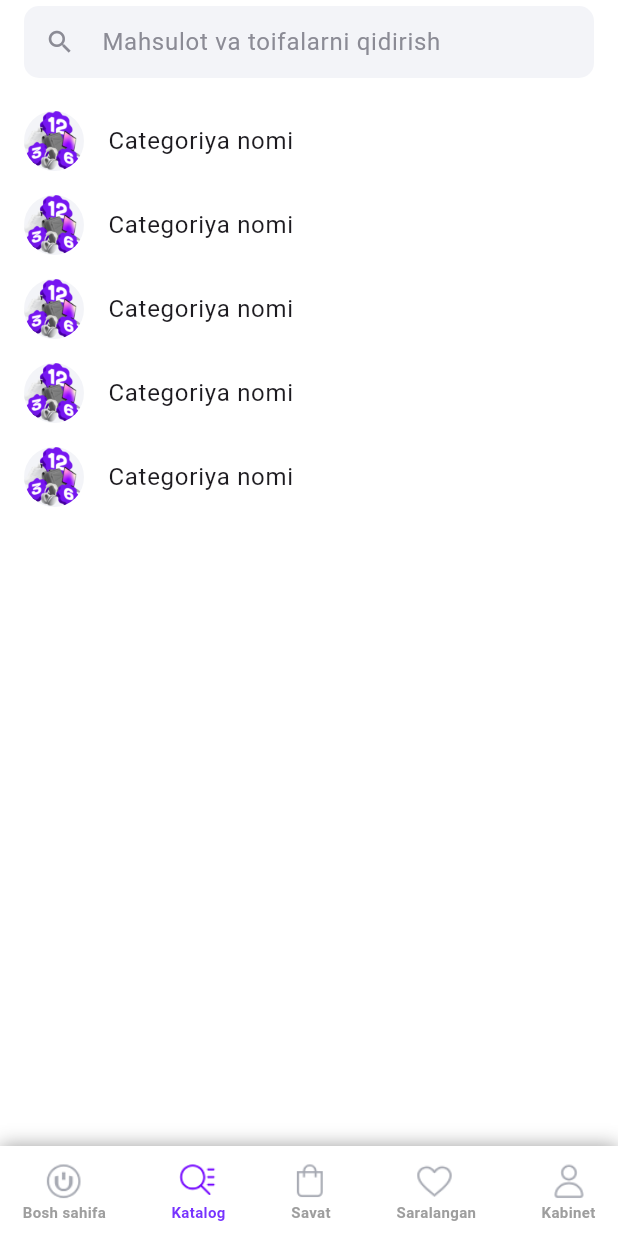
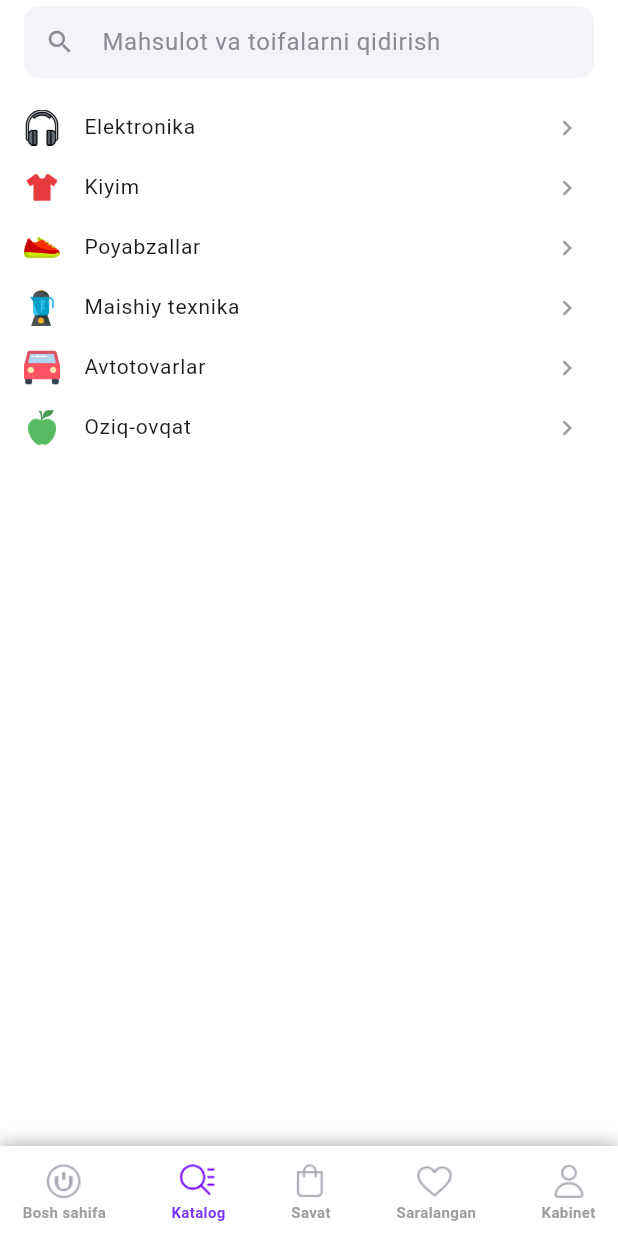
Before and after one commit to Online-tech-shop/tech_shop, a Flutter app: the screen it shows after launch, item 2 of the bottom bar chosen, on a phone screen of 412 x 824 dp. Run offline on Flutter 3.47's test engine with Material 3 defaults, Android fonts, the phone set to English and light mode, and no system bars; our stand-ins replace another_flushbar, carousel_slider, flutter_svg, gap, sqflite; accounts and stored records are empty; network calls fail.

Commit message:
qidirish tugadi

```diff
--- /dev/null
+++ b/lib/models/category_name.dart
@@ -0,0 +1,19 @@
+
+class CategoryName {
+  String title;
+  String icon;
+
+  CategoryName({
+    required this.icon,
+    required this.title,
+  });
+}
+
+List<CategoryName> categoryList = [
+  CategoryName(icon: "headphone", title: "Elektronika"),
+  CategoryName(icon: "cloth", title: "Kiyim"),
+  CategoryName(icon: "shoe", title: "Poyabzallar"),
+  CategoryName(icon: "blender", title: "Maishiy texnika"),
+  CategoryName(icon: "car", title: "Avtotovarlar"),
+  CategoryName(icon: "apple", title: "Oziq-ovqat"),
+];
--- a/lib/views/screens/catalog_screen/screens/catalog_screen.dart
+++ b/lib/views/screens/catalog_screen/screens/catalog_screen.dart
@@ -1,5 +1,6 @@
 import 'package:flutter/cupertino.dart';
 import 'package:flutter/material.dart';
+import 'package:tech_shop/models/category_name.dart';
 import 'package:tech_shop/views/screens/catalog_screen/widgets/category_tap_widget.dart';
 import 'package:tech_shop/views/screens/catalog_screen/widgets/read_textfield_widget.dart';
 
@@ -20,26 +21,43 @@ class _CatalogScreenState extends State<CatalogScreen> {
         ),
       ),
       body: ListView.builder(
-        padding: const EdgeInsets.symmetric(
-          vertical: 10,
-        ),
-        itemCount: 5,
+        padding: const EdgeInsets.symmetric(vertical: 5),
+        itemCount: categoryList.length,
         itemBuilder: (context, index) {
-          return ListTile(
+          final data = categoryList[index];
+          return Container(
+            alignment: Alignment.center,
+            height: 40,
+            child: ListTile(
+              dense: true,
               onTap: () {
                 Navigator.of(context).push(
                   CupertinoPageRoute(
                     builder: (context) => CategoryTapWidget(
+                      categoryTitle: data.title,
                       categoryIndex: index,
                     ),
                   ),
                 );
               },
-            leading: const CircleAvatar(
-              backgroundColor: Color(0xffF3F4F8),
-              backgroundImage: AssetImage("assets/images/category1.png"),
+              leading: CircleAvatar(
+                radius: 12,
+                backgroundColor: Colors.white,
+                child: Image.asset(
+                  "assets/icons/product_icons/${data.icon}.png",
+                  height: 30,
                 ),
-            title: const Text("Categoriya nomi"),
+              ),
+              trailing: const Icon(
+                Icons.keyboard_arrow_right,
+                color: Colors.grey,
+                size: 20,
+              ),
+              title: Text(
+                data.title,
+                style: const TextStyle(fontSize: 14),
+              ),
+            ),
           );
         },
       ),
```
Also changed, not shown: lib/views/screens/catalog_screen/widgets/category_tap_widget.dart (+5 -4 lines), lib/views/screens/catalog_screen/widgets/show_products_widget.dart (+29 -4 lines), assets/icons/product_icons/apple.png (added), assets/icons/product_icons/blender.png (added), assets/icons/product_icons/car.png (added), assets/icons/product_icons/cloth.png (added), assets/icons/product_icons/headphone.png (added), assets/icons/product_icons/shoe.png (added). Lines whose indentation alone changed are shown as unchanged.
